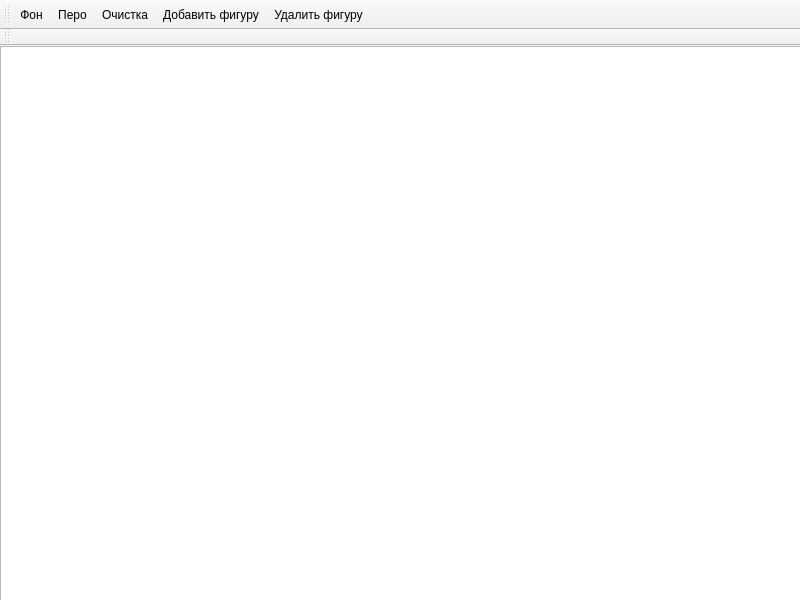
Before: the Qt Designer form Lab_5/graphicseditor.ui in Oikapi/VisualProg, drawn with Qt 5.
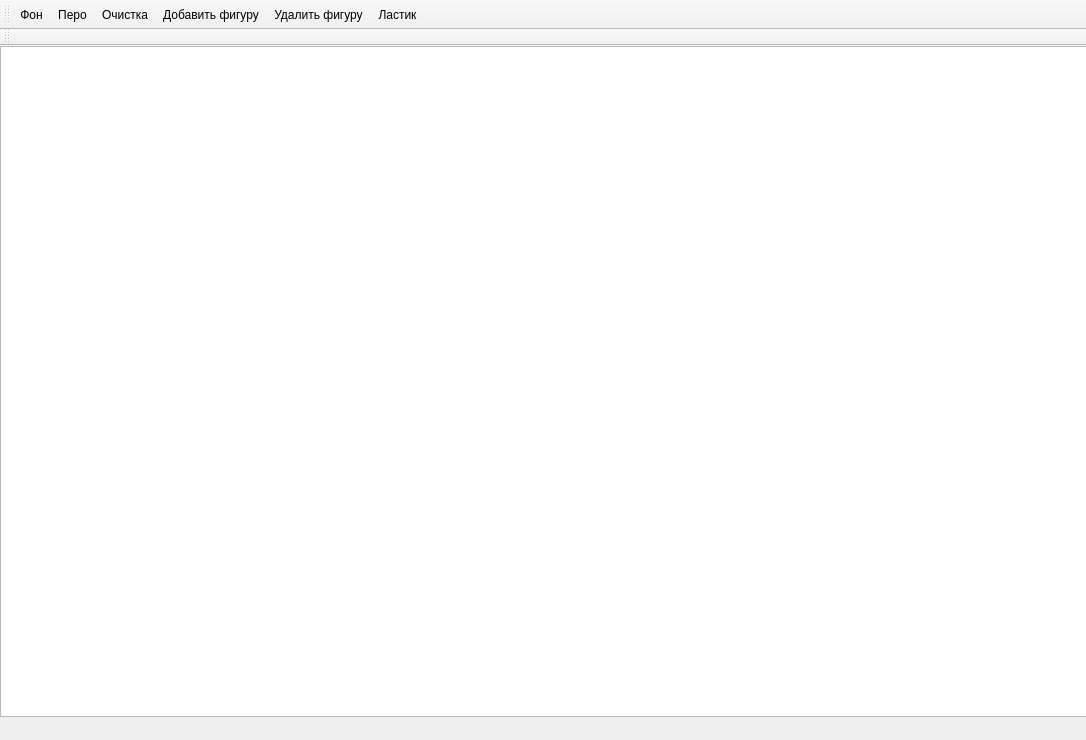
After: the same form once the commit is applied.

What changed in the file:
```diff
--- a/Lab_5/graphicseditor.ui
+++ b/Lab_5/graphicseditor.ui
@@ -6,8 +6,8 @@
    <rect>
     <x>0</x>
     <y>0</y>
-    <width>800</width>
-    <height>600</height>
+    <width>1086</width>
+    <height>740</height>
    </rect>
   </property>
   <property name="windowTitle">
@@ -19,8 +19,8 @@
      <rect>
       <x>0</x>
       <y>0</y>
-      <width>801</width>
-      <height>581</height>
+      <width>1091</width>
+      <height>671</height>
      </rect>
     </property>
    </widget>
@@ -50,6 +50,7 @@
    <addaction name="Clear"/>
    <addaction name="AddFigure"/>
    <addaction name="DeleteFigure"/>
+   <addaction name="Eraser"/>
   </widget>
   <widget class="QToolBar" name="toolBar_2">
    <property name="windowTitle">
@@ -87,6 +88,11 @@
     <string>Удалить фигуру</string>
    </property>
   </action>
+  <action name="Eraser">
+   <property name="text">
+    <string>Ластик</string>
+   </property>
+  </action>
  </widget>
  <resources/>
  <connections/>
```
Left out of the diff: 2 changed lines with no effect on the pictures.
